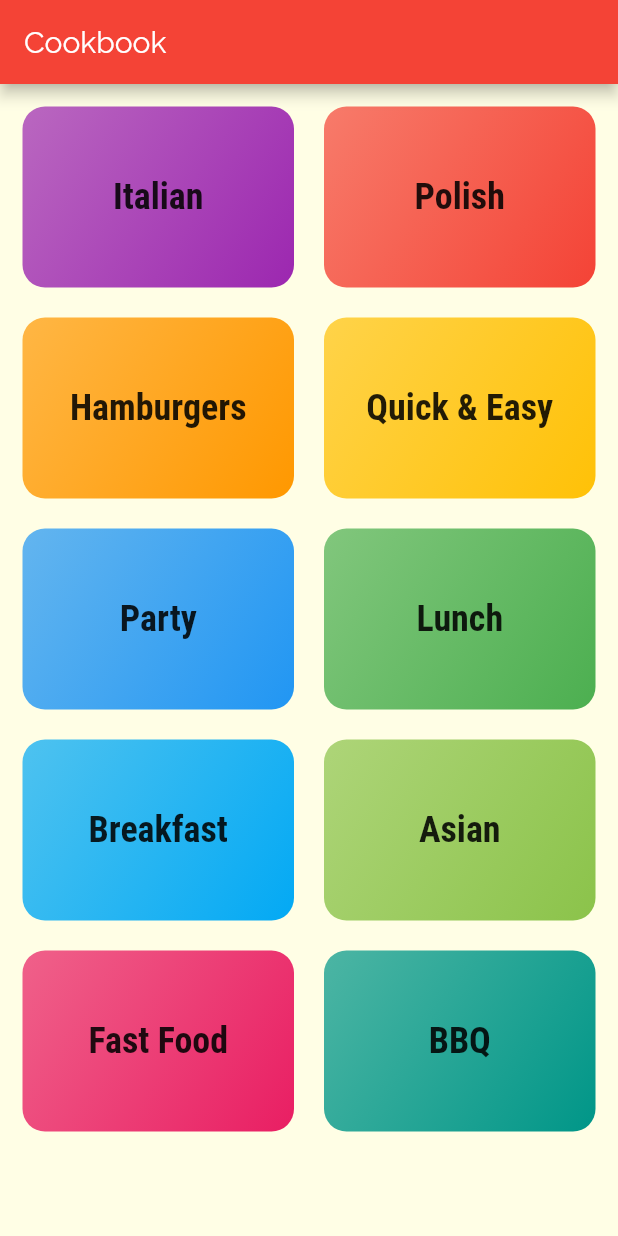
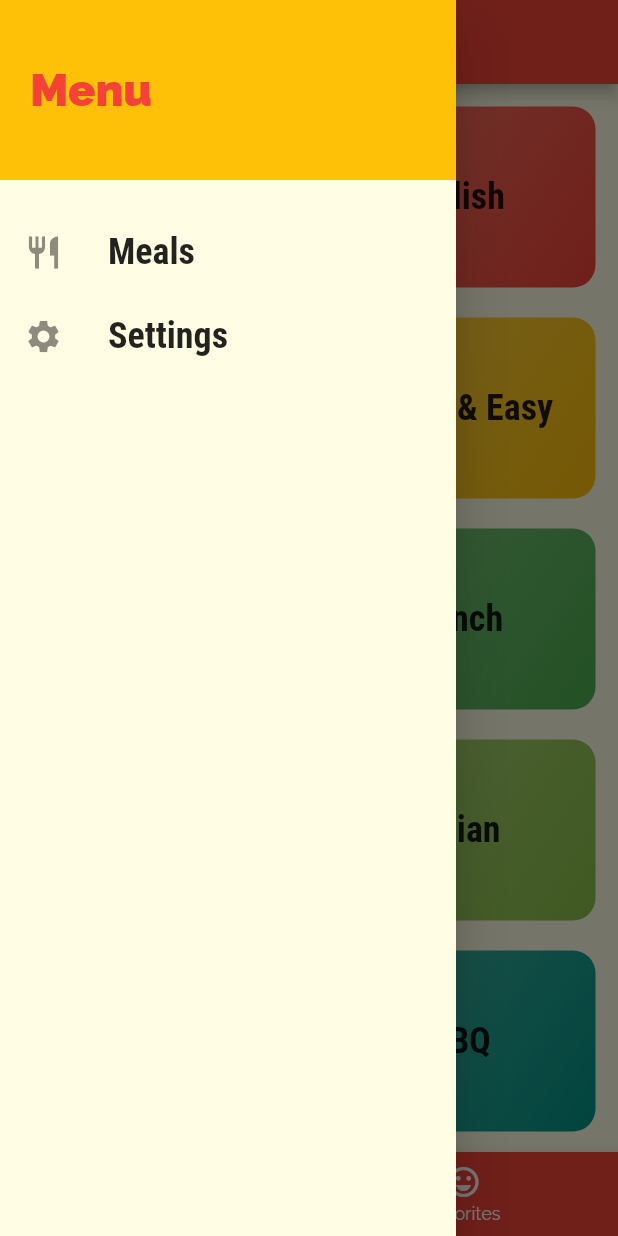
Before and after one commit to Maqcel/Flutter-Cookbook, a Flutter app: the screen it shows after launch, with the side drawer open (before the commit the screen has no drawer), on a phone screen of 412 x 824 dp. Run offline on Flutter 3.47's test engine with Material 2 defaults, Android fonts, the phone set to English and light mode, and no system bars.

Commit message:
Navigation & Meals settings
Added side drawer,  bottom navigation bar with intention to add function with favorites meals.
Managed to enable selection of meals by vegan, lactose-free, vegetarian and gluten free.

```diff
--- a/lib/categories.dart
+++ b/lib/categories.dart
@@ -7,9 +7,9 @@ class Categories extends StatelessWidget {
   @override
   Widget build(BuildContext context) {
     return Scaffold(
-      appBar: AppBar(
-        title: const Text("Cookbook"),
-      ),
+      // appBar: AppBar(
+      //   title: const Text("Cookbook"),
+      // ), managed in screen_selector.dart
       body: GridView(
         padding: const EdgeInsets.all(15),
         children: DataCategory.map(
--- a/lib/categories_meal.dart
+++ b/lib/categories_meal.dart
@@ -4,19 +4,23 @@ import 'models/meal_data.dart';
 
 class CategoryMealScreen extends StatelessWidget {
   static const String routeName = '/category-meals';
+  final List<Meal> availableMeals;
+
+  const CategoryMealScreen(this.availableMeals);
   @override
   Widget build(BuildContext context) {
     final routeArgs =
         ModalRoute.of(context).settings.arguments as Map<String, String>;
     final String categoryId = routeArgs['id'];
     final String categoryTitle = routeArgs['title'];
-    final categoryMeals = DataMeal.where((meal) {
+    final categoryMeals = availableMeals.where((meal) {
       return meal.categories.contains(categoryId);
     }).toList();
     return Scaffold(
       appBar: AppBar(
         title: Text(categoryTitle),
       ),
+      //drawer: MainDrawer(),
       body: ListView.builder(
           itemBuilder: (context, index) {
             return MealItem(
--- /dev/null
+++ b/lib/favorites_screen.dart
@@ -0,0 +1,13 @@
+import 'package:flutter/material.dart';
+
+class Favorites extends StatelessWidget {
+  static const String routeName = '/favorites';
+  @override
+  Widget build(BuildContext context) {
+    return Scaffold(
+      body: Center(
+        child: Text('Work in progress'),
+      ),
+    );
+  }
+}
--- a/lib/main.dart
+++ b/lib/main.dart
@@ -1,13 +1,48 @@
-import 'package:cookbook_app/categories.dart';
 import 'package:cookbook_app/categories_meal.dart';
+import 'package:cookbook_app/favorites_screen.dart';
 import 'package:cookbook_app/meal_screen.dart';
+import 'package:cookbook_app/screen_selector.dart';
+import 'package:cookbook_app/settings.dart';
 import 'package:flutter/material.dart';
+import 'models/meal_data.dart';
+import 'models/settings_data.dart';
 
 void main() {
   runApp(MyApp());
 }
 
-class MyApp extends StatelessWidget {
+class MyApp extends StatefulWidget {
+  @override
+  _MyAppState createState() => _MyAppState();
+}
+
+class _MyAppState extends State<MyApp> {
+  SettingsData settingsdata = SettingsData(
+      gluten: false, lactose: false, vegan: false, vegetarian: false);
+
+  List<Meal> _availableMeals = DataMeal;
+
+  void _setSettings(SettingsData _settings) {
+    setState(() {
+      settingsdata = _settings;
+      _availableMeals = DataMeal.where((meal) {
+        if (settingsdata.gluten && !meal.isGlutenFree) {
+          return false;
+        }
+        if (settingsdata.vegan && !meal.isVegan) {
+          return false;
+        }
+        if (settingsdata.vegetarian && !meal.isVegetarian) {
+          return false;
+        }
+        if (settingsdata.lactose && !meal.isLactoseFree) {
+          return false;
+        }
+        return true;
+      }).toList();
+    });
+  }
+
   @override
   Widget build(BuildContext context) {
     return MaterialApp(
@@ -29,10 +64,14 @@ class MyApp extends StatelessWidget {
               ),
             ),
       ),
-      home: Categories(),
+      initialRoute: '/',
       routes: {
-        CategoryMealScreen.routeName: (context) => CategoryMealScreen(),
+        '/': (context) => ScreenNavigation(),
+        CategoryMealScreen.routeName: (context) =>
+            CategoryMealScreen(_availableMeals),
         MealScreen.routeName: (context) => MealScreen(),
+        Favorites.routeName: (context) => Favorites(),
+        Settings.routeName: (context) => Settings(_setSettings,settingsdata),
       },
     );
   }
--- /dev/null
+++ b/lib/main_drawer.dart
@@ -0,0 +1,62 @@
+import 'package:cookbook_app/settings.dart';
+import 'package:flutter/material.dart';
+
+class MainDrawer extends StatelessWidget {
+  Widget buildTile(String text, IconData icon, Function screen) {
+    return ListTile(
+      leading: Icon(
+        icon,
+        size: 26,
+      ),
+      title: Text(
+        text,
+        style: TextStyle(
+            fontFamily: 'RobotoCondensed',
+            fontSize: 24,
+            fontWeight: FontWeight.bold),
+      ),
+      onTap: screen,
+    );
+  }
+
+  @override
+  Widget build(BuildContext context) {
+    return Drawer(
+      child: Column(
+        children: <Widget>[
+          Container(
+            height: 120,
+            width: double.infinity,
+            padding: EdgeInsets.all(20),
+            alignment: Alignment.centerLeft,
+            color: Theme.of(context).accentColor,
+            child: Text(
+              'Menu',
+              style: TextStyle(
+                  fontWeight: FontWeight.w900,
+                  fontSize: 30,
+                  color: Theme.of(context).primaryColor),
+            ),
+          ),
+          SizedBox(
+            height: 20,
+          ),
+          buildTile(
+            'Meals',
+            Icons.restaurant,
+            () {
+              Navigator.of(context).pushReplacementNamed('/');
+            },
+          ),
+          buildTile(
+            'Settings',
+            Icons.settings,
+            () {
+              Navigator.of(context).pushReplacementNamed(Settings.routeName);
+            },
+          ),
+        ],
+      ),
+    );
+  }
+}
--- /dev/null
+++ b/lib/models/settings_data.dart
@@ -0,0 +1,13 @@
+class SettingsData {
+  bool gluten;
+  bool lactose;
+  bool vegan;
+  bool vegetarian;
+
+  SettingsData({
+    this.gluten,
+    this.lactose,
+    this.vegan,
+    this.vegetarian,
+  });
+}
--- /dev/null
+++ b/lib/screen_selector.dart
@@ -0,0 +1,58 @@
+import 'package:cookbook_app/categories.dart';
+import 'package:cookbook_app/favorites_screen.dart';
+import 'package:cookbook_app/main_drawer.dart';
+import 'package:flutter/material.dart';
+
+class ScreenNavigation extends StatefulWidget {
+  @override
+  _ScreenNavigationState createState() => _ScreenNavigationState();
+}
+
+class _ScreenNavigationState extends State<ScreenNavigation> {
+  final List<Map<String, Object>> _screens = [
+    {
+      'screen': Categories(),
+      'title': 'Cookbook',
+    },
+    {
+      'screen': Favorites(),
+      'title': 'Favorites',
+    },
+  ];
+
+  int _currentScreen = 0;
+
+  void changeScreen(int index) {
+    setState(() {
+      _currentScreen = index;
+    });
+  }
+
+  @override
+  Widget build(BuildContext context) {
+    return Scaffold(
+      appBar: AppBar(
+        title: Text(_screens[_currentScreen]['title']),
+      ),
+      drawer: MainDrawer(),
+      body: _screens[_currentScreen]['screen'],
+      bottomNavigationBar: BottomNavigationBar(
+        onTap: changeScreen,
+        backgroundColor: Theme.of(context).primaryColor,
+        unselectedItemColor: Colors.white,
+        selectedItemColor: Theme.of(context).accentColor,
+        currentIndex: _currentScreen,
+        items: [
+          BottomNavigationBarItem(
+            icon: Icon(Icons.dashboard),
+            title: Text('Categories'),
+          ),
+          BottomNavigationBarItem(
+            icon: Icon(Icons.sentiment_very_satisfied),
+            title: Text('Favorites'),
+          ),
+        ],
+      ),
+    );
+  }
+}
```
Also changed, not shown: lib/settings.dart (added, +109 -0 lines).
